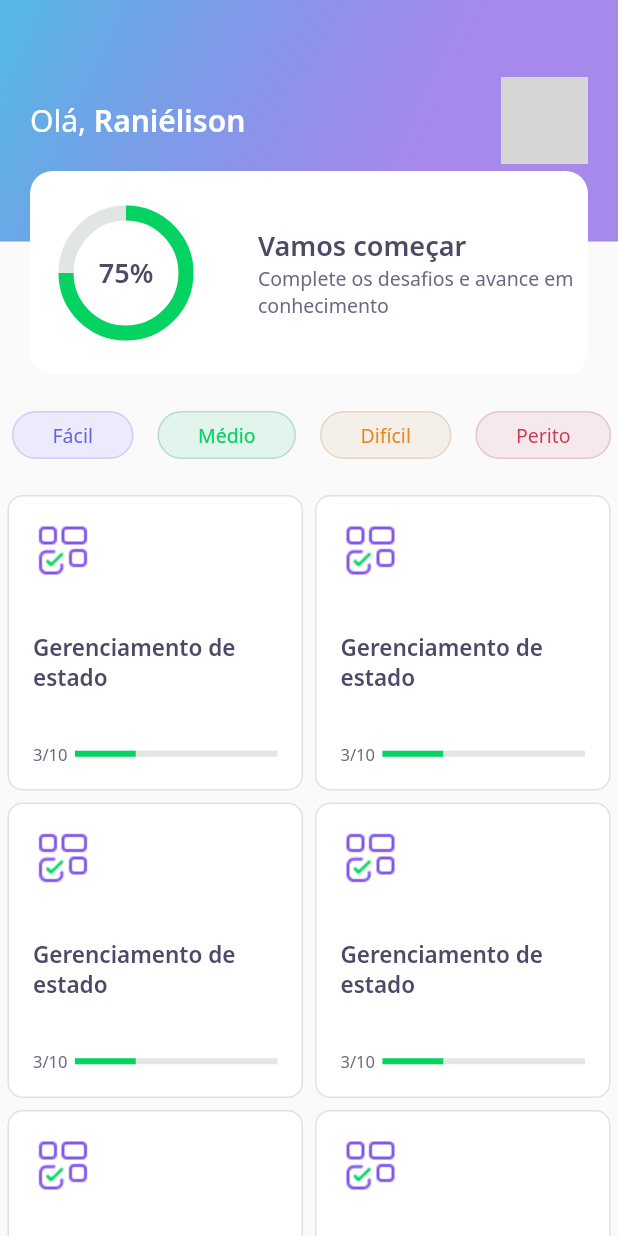
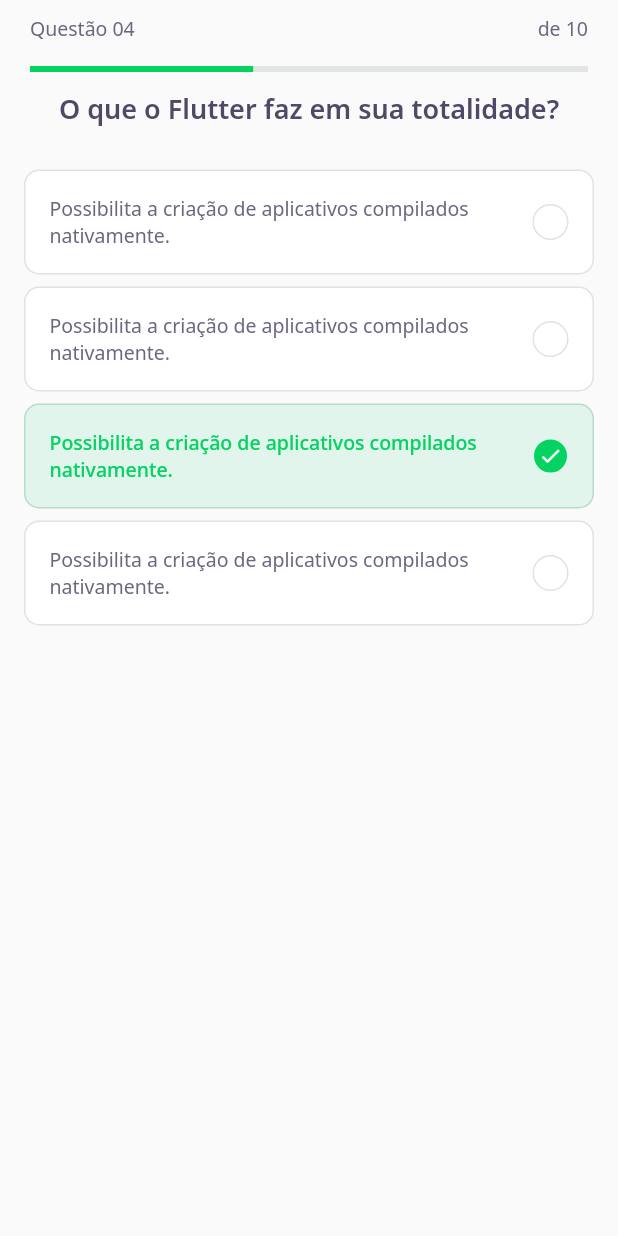
Before and after one commit to ranielison/devquiz, a Flutter app: the screen it shows after launch, on a phone screen of 412 x 824 dp. Run offline on Flutter 3.47's test engine with Material 2 defaults, Android fonts, the phone set to English and light mode, and no system bars; our stand-ins replace google_fonts; grey boxes are pictures that could not be loaded.

Commit message:
feat: criando tela do quiz

```diff
--- /dev/null
+++ b/lib/challenge/challenge_page.dart
@@ -0,0 +1,26 @@
+import 'package:DevQuiz/challenge/widgets/question_indicator/question_indicator_widget.dart';
+import 'package:DevQuiz/challenge/widgets/quiz/quiz_widget.dart';
+import 'package:flutter/material.dart';
+
+class ChallengePage extends StatefulWidget {
+  @override
+  _ChallengePageState createState() => _ChallengePageState();
+}
+
+class _ChallengePageState extends State<ChallengePage> {
+  @override
+  Widget build(BuildContext context) {
+    return Scaffold(
+      appBar: PreferredSize(
+        preferredSize: Size.fromHeight(60),
+        child: SafeArea(
+          top: true,
+          child: QuestionIndicatorWidget(),
+        ),
+      ),
+      body: QuizWidget(
+        title: 'O que o Flutter faz em sua totalidade?',
+      ),
+    );
+  }
+}
--- /dev/null
+++ b/lib/challenge/widgets/answer/answer_widget.dart
@@ -0,0 +1,79 @@
+import 'package:DevQuiz/core/app_colors.dart';
+import 'package:DevQuiz/core/core.dart';
+import 'package:flutter/material.dart';
+
+class AnswerWidget extends StatelessWidget {
+  final String answer;
+  final bool isRight;
+  final bool isSelected;
+
+  const AnswerWidget({
+    Key? key,
+    required this.answer,
+    this.isRight = false,
+    this.isSelected = false,
+  }) : super(key: key);
+
+  Color get _selectedColorRight =>
+      isRight ? AppColors.darkGreen : AppColors.darkRed;
+
+  Color get _selectedBorderRight =>
+      isRight ? AppColors.lightGreen : AppColors.lightRed;
+
+  Color get _selectedColorCardRight =>
+      isRight ? AppColors.lightGreen : AppColors.lightRed;
+
+  Color get _selectedBorderCardRight =>
+      isRight ? AppColors.green : AppColors.red;
+
+  TextStyle get _selectedTextStyleRight =>
+      isRight ? AppTextStyles.bodyDarkGreen : AppTextStyles.bodyDarkRed;
+
+  IconData get _selectedIconRight => isRight ? Icons.check : Icons.close;
+
+  @override
+  Widget build(BuildContext context) {
+    return Container(
+      padding: const EdgeInsets.all(16),
+      margin: const EdgeInsets.symmetric(horizontal: 16, vertical: 4),
+      decoration: BoxDecoration(
+        color: isSelected ? _selectedColorCardRight : AppColors.white,
+        borderRadius: BorderRadius.circular(10),
+        border: Border.fromBorderSide(
+          BorderSide(
+            color: isSelected ? _selectedBorderCardRight : AppColors.border,
+          ),
+        ),
+      ),
+      child: Row(
+        mainAxisAlignment: MainAxisAlignment.spaceBetween,
+        children: [
+          Expanded(
+            child: Text(
+              answer,
+              style: isSelected ? _selectedTextStyleRight : AppTextStyles.body,
+            ),
+          ),
+          Container(
+            height: 24,
+            width: 24,
+            decoration: BoxDecoration(
+              color: isSelected ? _selectedColorRight : AppColors.white,
+              borderRadius: BorderRadius.circular(12),
+              border: Border.fromBorderSide(
+                BorderSide(
+                  color: isSelected ? _selectedBorderRight : AppColors.border,
+                ),
+              ),
+            ),
+            child: Icon(
+              _selectedIconRight,
+              size: 16,
+              color: Colors.white,
+            ),
+          )
+        ],
+      ),
+    );
+  }
+}
--- /dev/null
+++ b/lib/challenge/widgets/question_indicator/question_indicator_widget.dart
@@ -0,0 +1,25 @@
+import 'package:DevQuiz/core/app_text_styles.dart';
+import 'package:DevQuiz/shared/widgets/progress_indicator/progress_indicator_widget.dart';
+import 'package:flutter/material.dart';
+
+class QuestionIndicatorWidget extends StatelessWidget {
+  @override
+  Widget build(BuildContext context) {
+    return Container(
+      padding: const EdgeInsets.symmetric(horizontal: 20, vertical: 10),
+      child: Column(
+        children: [
+          Row(
+            mainAxisAlignment: MainAxisAlignment.spaceBetween,
+            children: [
+              Text('Questão 04', style: AppTextStyles.body),
+              Text('de 10', style: AppTextStyles.body),
+            ],
+          ),
+          SizedBox(height: 16),
+          ProgressIndicatorWidget(value: 0.4),
+        ],
+      ),
+    );
+  }
+}
--- /dev/null
+++ b/lib/challenge/widgets/quiz/quiz_widget.dart
@@ -0,0 +1,54 @@
+import 'package:DevQuiz/challenge/widgets/answer/answer_widget.dart';
+import 'package:DevQuiz/core/core.dart';
+import 'package:flutter/material.dart';
+
+class QuizWidget extends StatelessWidget {
+  final String title;
+
+  const QuizWidget({
+    Key? key,
+    required this.title,
+  }) : super(key: key);
+
+  @override
+  Widget build(BuildContext context) {
+    return Container(
+      child: Column(
+        children: [
+          Padding(
+            padding: const EdgeInsets.symmetric(horizontal: 16),
+            child: Text(
+              title,
+              style: AppTextStyles.heading,
+            ),
+          ),
+          SizedBox(height: 24),
+          AnswerWidget(
+            answer:
+                'Possibilita a criação de aplicativos compilados nativamente.',
+            isRight: true,
+            isSelected: false,
+          ),
+          AnswerWidget(
+            answer:
+                'Possibilita a criação de aplicativos compilados nativamente.',
+            isRight: true,
+            isSelected: false,
+          ),
+          AnswerWidget(
+            answer:
+                'Possibilita a criação de aplicativos compilados nativamente.',
+            isRight: true,
+            isSelected: true,
+          ),
+          AnswerWidget(
+            answer:
+                'Possibilita a criação de aplicativos compilados nativamente.',
+            isRight: true,
+            isSelected: false,
+          ),
+        ],
+      ),
+    );
+  }
+}
--- a/lib/core/app_widget.dart
+++ b/lib/core/app_widget.dart
@@ -1,4 +1,4 @@
-import 'package:DevQuiz/home/home_page.dart';
+import 'package:DevQuiz/challenge/challenge_page.dart';
 import 'package:flutter/material.dart';
 
 class AppWidget extends StatelessWidget {
@@ -7,7 +7,7 @@ class AppWidget extends StatelessWidget {
     return MaterialApp(
       title: "DevQuiz",
       debugShowCheckedModeBanner: false,
-      home: HomePage(),
+      home: ChallengePage(),
     );
   }
 }
--- a/lib/home/widgets/quiz_card/quiz_card_widget.dart
+++ b/lib/home/widgets/quiz_card/quiz_card_widget.dart
@@ -1,4 +1,5 @@
 import 'package:DevQuiz/core/core.dart';
+import 'package:DevQuiz/shared/widgets/progress_indicator/progress_indicator_widget.dart';
 import 'package:flutter/material.dart';
 
 class QuizCardWidget extends StatelessWidget {
@@ -30,14 +31,7 @@ class QuizCardWidget extends StatelessWidget {
             children: [
               Text('3/10', style: AppTextStyles.body11),
               SizedBox(width: 5),
-              Expanded(
-                child: LinearProgressIndicator(
-                  value: 0.3,
-                  backgroundColor: AppColors.chartSecondary,
-                  valueColor:
-                      AlwaysStoppedAnimation<Color>(AppColors.chartPrimary),
-                ),
-              ),
+              Expanded(child: ProgressIndicatorWidget(value: 0.3)),
             ],
           )
         ],
--- /dev/null
+++ b/lib/shared/widgets/progress_indicator/progress_indicator_widget.dart
@@ -0,0 +1,20 @@
+import 'package:DevQuiz/core/app_colors.dart';
+import 'package:flutter/material.dart';
+
+class ProgressIndicatorWidget extends StatelessWidget {
+  final double value;
+
+  const ProgressIndicatorWidget({
+    Key? key,
+    required this.value,
+  }) : super(key: key);
+
+  @override
+  Widget build(BuildContext context) {
+    return LinearProgressIndicator(
+      value: value,
+      backgroundColor: AppColors.chartSecondary,
+      valueColor: AlwaysStoppedAnimation<Color>(AppColors.chartPrimary),
+    );
+  }
+}
```
